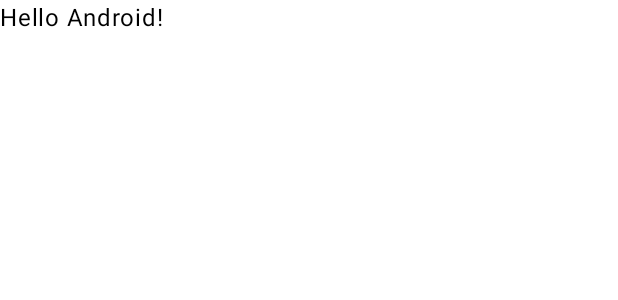
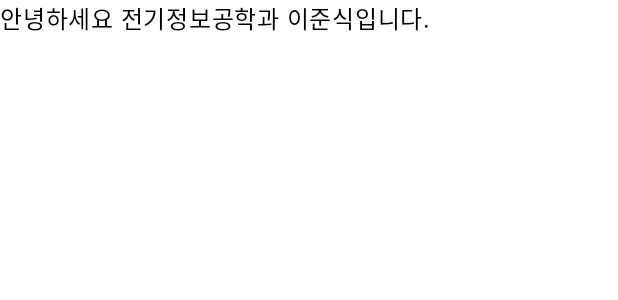
Before and after one commit to dlwnstlr1010/sook_junsik, an Android app built with Jetpack Compose: the @Preview function GreetingPreview, on a phone screen of 412 x 824 dp. Shown: the top 300 px of the screen. Run offline under Robolectric (Android 15) with nearby library versions, the phone set to English and light mode, and no system bars.

Commit message:
32번째 줄 변경(test)

```diff
--- a/app/src/main/java/com/example/sook_junsik/MainActivity.kt
+++ b/app/src/main/java/com/example/sook_junsik/MainActivity.kt
@@ -29,7 +29,7 @@ class MainActivity : ComponentActivity() {
 @Composable
 fun Greeting(name: String, modifier: Modifier = Modifier) {
     Text(
-            text = "Hello $name!",
+            text = "안녕하세요 전기정보공학과 이준식입니다.",
             modifier = modifier
     )
 }
```
